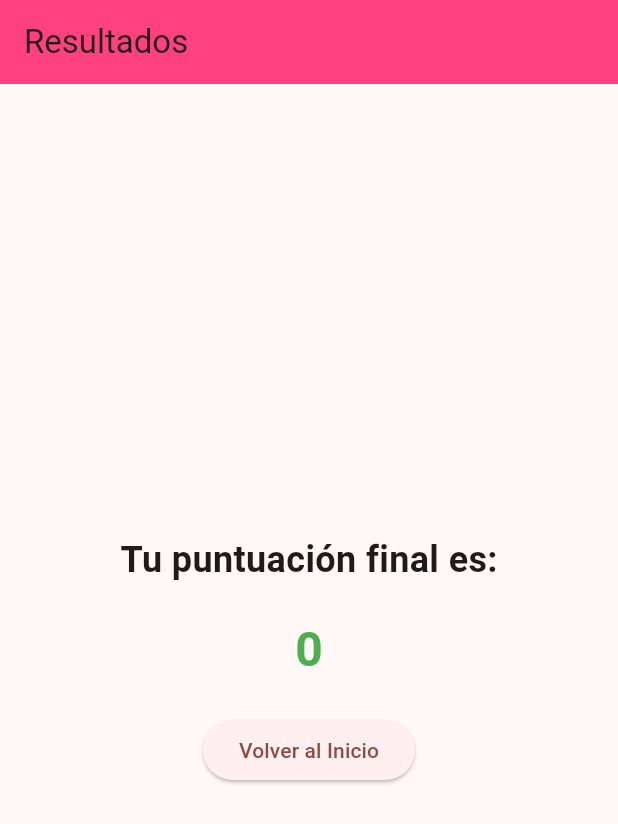
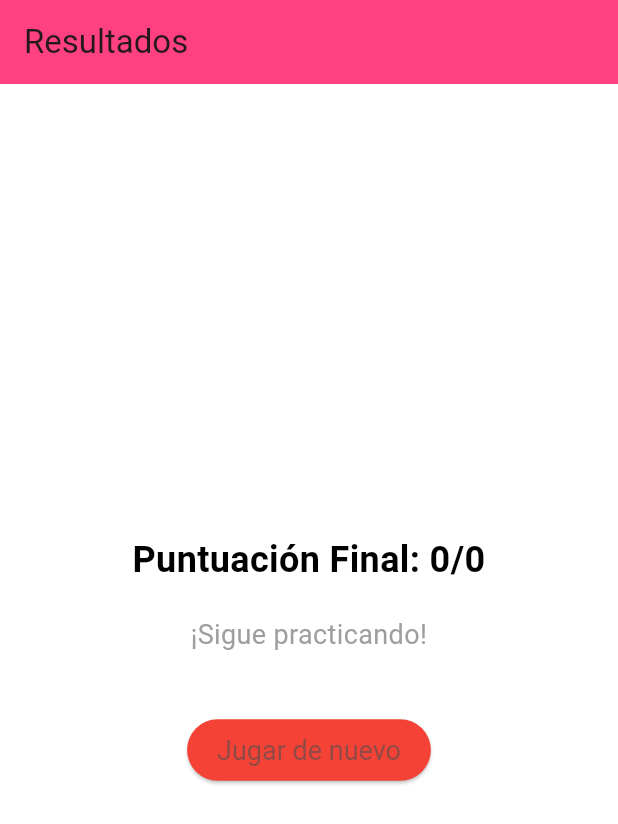
Before and after one commit to diegobenitez2005/dbenitez-flutter001, a Flutter app: the ResultScreen screen opened directly with empty values, on a phone screen of 412 x 824 dp. Shown: the top 824 px of the screen. Run offline on Flutter 3.47's test engine with Material 3 defaults, Android fonts, the phone set to English and light mode, and no system bars.

Commit message:
Prompt 3
Implementa retroalimentación con SnackBar en 'game_screen.dart'.
Ajusta la navegación en 'result_screen.dart' usando Navigator.pushAndRemoveUntil.
Mejora la experiencia del usuario con mensajes personalizados y flujo controlado.
Cómo mejora la retroalimentación (SnackBar, colores) la experiencia del
usuario:
Estos permiten al usuario obtener un feedback mas asertivo y claro sobre
sus acciones, lo que mejora la usabilidad y la satisfacción general.
Qué aprendí sobre navegación básica y UI/UX en este ejercicioÑ
Aprendí que existen variables de la clase Navigator que permiten
navegar entre pantallas de una manera mas controlada y fluida.
En este apartado del ejercicio se utlizo Navigator.pushAndRemoveUntil
para eliminar la pantalla anterior y evitar que el usuario pueda volver
a ellasin antes pasar por la pantalla de inicio.

```diff
--- a/lib/presentation/result_screen.dart
+++ b/lib/presentation/result_screen.dart
@@ -1,14 +1,41 @@
+import 'package:flutter/material.dart';
 import 'package:diego/presentation/start_screen.dart';
-import 'package:flutter/material.dart';
 
 class ResultScreen extends StatelessWidget {
-  final int score;
+  final int finalScore;
+  final int totalQuestions;
 
-  const ResultScreen({super.key, required this.score});
+  const ResultScreen({
+    super.key,
+    required this.finalScore,
+    required this.totalQuestions,
+  });
+
 
   @override
   Widget build(BuildContext context) {
+    // Texto del puntaje final
+    double spacingHeight = 20.0;
+    final String scoreText = 'Puntuación Final: $finalScore/$totalQuestions';
+    SizedBox(height: spacingHeight);
+    // Mensaje de retroalimentación
+    final String feedbackMessage =
+        finalScore > (totalQuestions / 2)
+            ? '¡Buen trabajo!'
+            : '¡Sigue practicando!';
+    final Color buttonColor =
+        finalScore > (totalQuestions / 2)
+            ? Colors.blue
+            : Colors.red;
+    // Estilo del texto del puntaje
+    const TextStyle scoreTextStyle = TextStyle(
+      fontSize: 24,
+      fontWeight: FontWeight.bold,
+      color: Colors.black,
+    );
+
     return Scaffold(
+      backgroundColor: Colors.white,
       appBar: AppBar(
         title: const Text('Resultados'),
         backgroundColor: Colors.pinkAccent,
@@ -17,25 +44,31 @@ class ResultScreen extends StatelessWidget {
         child: Column(
           mainAxisAlignment: MainAxisAlignment.center,
           children: [
-            Text(
-              'Tu puntuación final es:',
-              style: const TextStyle(fontSize: 24, fontWeight: FontWeight.bold),
-            ),
+            Text(scoreText, style: scoreTextStyle, textAlign: TextAlign.center),
             const SizedBox(height: 20),
             Text(
-              '$score',
-              style: const TextStyle(
-                fontSize: 32,
-                fontWeight: FontWeight.bold,
-                color: Colors.green,
-              ),
+              feedbackMessage,
+              style: const TextStyle(fontSize: 18, color: Colors.grey),
+              textAlign: TextAlign.center,
             ),
-            const SizedBox(height: 20),
+            const SizedBox(height: 40),
             ElevatedButton(
               onPressed: () {
-                Navigator.push(context, MaterialPageRoute(builder: (context) => const StartScreen()));
+                Navigator.pushAndRemoveUntil(
+                  context,
+                  MaterialPageRoute(builder: (context) => const StartScreen()),
+                  (route) => false, // Elimina todas las pantallas anteriores
+                );
               },
-              child: const Text('Volver al Inicio'),
+              style: ElevatedButton.styleFrom(
+                backgroundColor: buttonColor,
+                padding: const EdgeInsets.symmetric(
+                  horizontal: 20,
+                  vertical: 10,
+                ),
+                textStyle: const TextStyle(fontSize: 18),
+              ),
+              child: const Text('Jugar de nuevo'),
             ),
           ],
         ),
```
Also changed, not shown: lib/presentation/game_screen.dart (+32 -12 lines).
